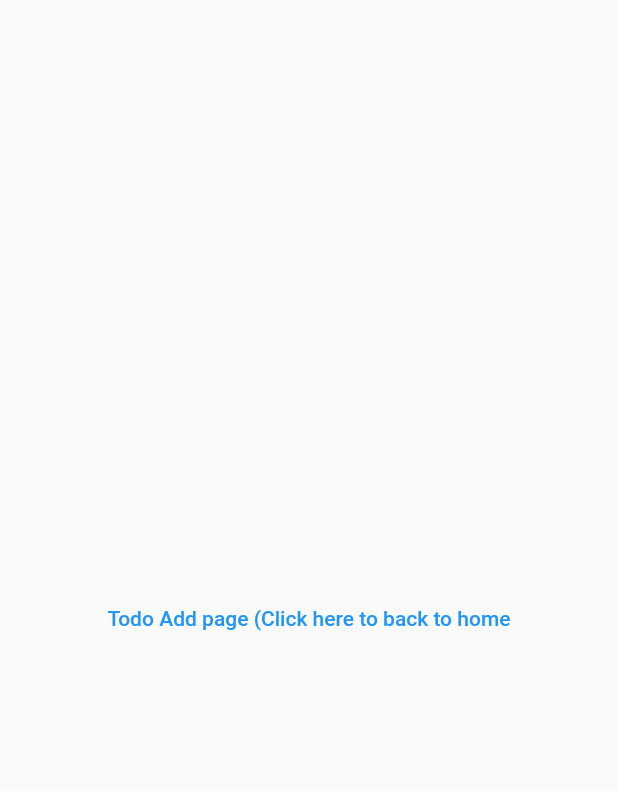
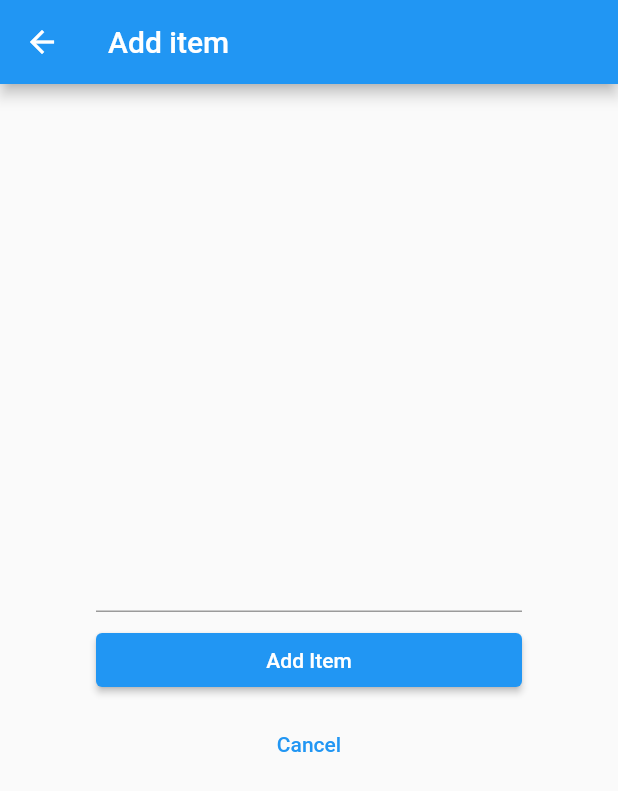
Before and after one commit to GakkyTom/todoapp-flutter, a Flutter app: the TodoAddPage screen opened directly, on a phone screen of 412 x 824 dp. Shown: the top 791 px of the screen. Run offline on Flutter 3.47's test engine with Material 2 defaults, Android fonts, the phone set to English and light mode, and no system bars.

Commit message:
add buttons

```diff
--- a/lib/main.dart
+++ b/lib/main.dart
@@ -70,12 +70,35 @@ class TodoAddPage extends StatelessWidget {
   @override
   Widget build(BuildContext context) {
     return Scaffold(
-      body: Center(
-        child: TextButton(
-          onPressed: () {
-            Navigator.of(context).pop();
-          },
-          child: const Text('Todo Add page (Click here to back to home'),
+      appBar: AppBar(
+        title: const Text('Add item'),
+      ),
+      body: Container(
+        padding: const EdgeInsets.all(64),
+        child: Column(
+          mainAxisAlignment: MainAxisAlignment.center,
+          children: [
+            const TextField(),
+            const SizedBox(height: 8),
+            SizedBox(
+              width: double.infinity,
+              child: ElevatedButton(
+                onPressed: () {},
+                child: const Text('Add Item',
+                    style: TextStyle(color: Colors.white)),
+              ),
+            ),
+            const SizedBox(height: 8),
+            SizedBox(
+              width: double.infinity,
+              child: TextButton(
+                onPressed: () {
+                  Navigator.of(context).pop();
+                },
+                child: const Text('Cancel'),
+              ),
+            ),
+          ],
         ),
       ),
     );
```
